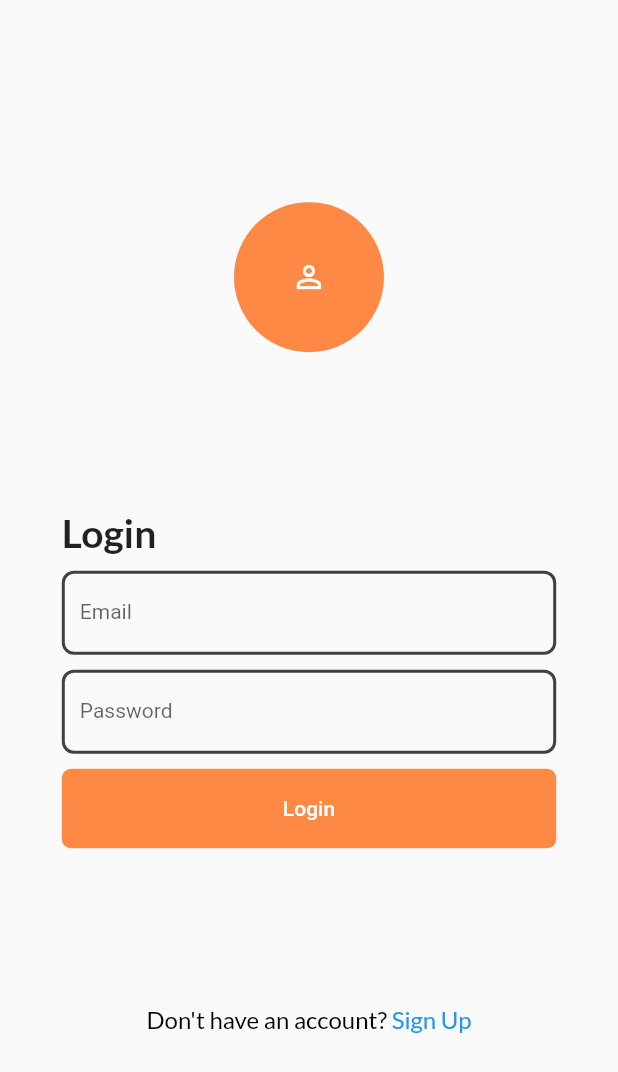
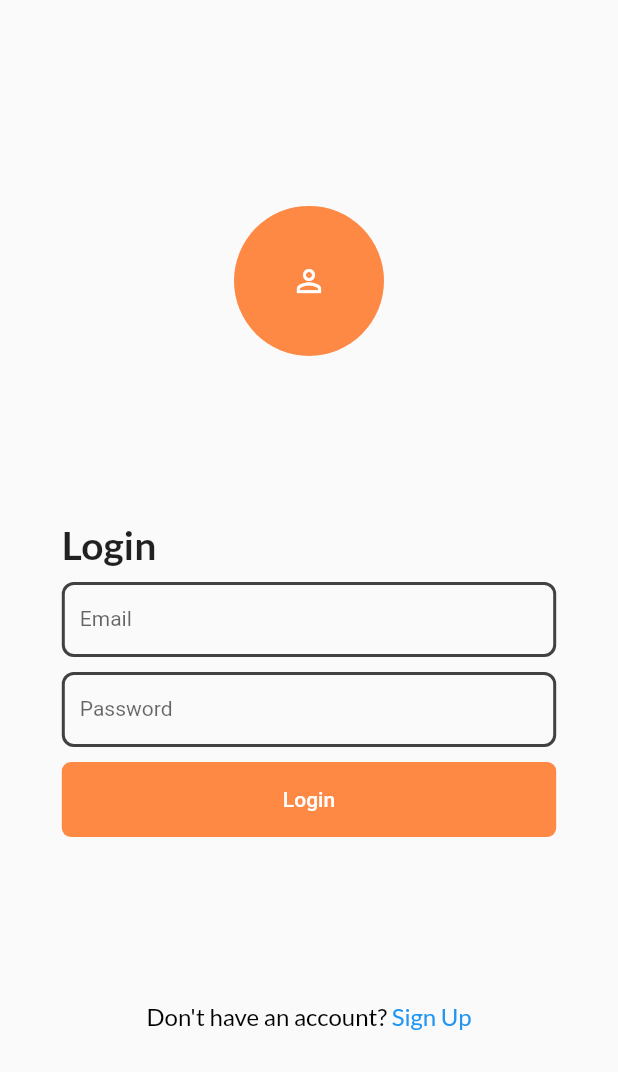
Before and after one commit to EdisonModesto/LutoJuan-Mobile, a Flutter app: the screen it shows after launch, on a phone screen of 412 x 824 dp. Shown: the top 1072 px of the screen. Run offline on Flutter 3.47's test engine with Material 2 defaults, Android fonts, the phone set to English and light mode, and no system bars; our stand-ins replace firebase_auth, firebase_core, flutter_riverpod, fluttertoast, go_router, google_fonts and 2 more; accounts and stored records are empty; generated files the repository leaves out were written again.

Commit message:
Connected app to Firebase Auth Login and Signup now working

```diff
--- /dev/null
+++ b/lib/Constants/routes.dart
@@ -0,0 +1,29 @@
+import 'package:go_router/go_router.dart';
+import 'package:lutojuan/Features/0.%20Authentication/Login_View.dart';
+import 'package:lutojuan/Features/0.%20Authentication/SignUp_View.dart';
+import 'package:lutojuan/Features/NavBar/Nabar.dart';
+import 'package:lutojuan/main.dart';
+
+class AppRoutes{
+  var routes = GoRouter(
+    initialLocation: '/',
+    routes: [
+      GoRoute(
+        path: '/',
+        builder: (context, state) => const AppRoot(),
+      ),
+      GoRoute(
+        path: '/Login',
+        builder: (context, state) => const LoginView(),
+      ),
+      GoRoute(
+        path: '/Signup',
+        builder: (context, state) => const SignupView(),
+      ),
+      GoRoute(
+        path: '/UserNav',
+        builder: (context, state) => const AppNavBar(),
+      ),
+    ],
+  );
+}
--- /dev/null
+++ b/lib/Features/0. Authentication/AuthViewModel.dart
@@ -0,0 +1,6 @@
+import 'package:firebase_auth/firebase_auth.dart';
+import 'package:flutter_riverpod/flutter_riverpod.dart';
+
+var AuthStateProvider = StreamProvider((ref){
+  return FirebaseAuth.instance.authStateChanges();
+});
--- a/lib/Features/0. Authentication/Login_View.dart
+++ b/lib/Features/0. Authentication/Login_View.dart
@@ -1,10 +1,13 @@
+import 'package:firebase_auth/firebase_auth.dart';
 import 'package:flutter/gestures.dart';
 import 'package:flutter/material.dart';
 import 'package:flutter_riverpod/flutter_riverpod.dart';
+import 'package:go_router/go_router.dart';
 import 'package:google_fonts/google_fonts.dart';
 import 'package:lutojuan/Constants/Colors.dart';
 import 'package:lutojuan/Features/0.%20Authentication/SignUp_View.dart';
 import 'package:lutojuan/Features/NavBar/Nabar.dart';
+import 'package:lutojuan/Services/AuthService.dart';
 
 class LoginView extends ConsumerStatefulWidget {
   const LoginView({
@@ -25,6 +28,9 @@ class _LoginViewState extends ConsumerState<LoginView> {
     var size = MediaQuery.of(context).size;
     return Scaffold(
       body: SafeArea(
+        child: SingleChildScrollView(
+          child: SizedBox(
+            height: size.height,
             child: Padding(
               padding: EdgeInsets.only(left: size.width * 0.1, right: size.width * 0.1, top: size.height * 0.1, bottom: size.height * 0.1),
               child: Column(
@@ -48,7 +54,9 @@ class _LoginViewState extends ConsumerState<LoginView> {
                           ),
                         ),
                         const SizedBox(height: 10,),
-                    TextFormField(
+                        SizedBox(
+                          height: 50,
+                          child: TextFormField(
                             autovalidateMode: AutovalidateMode.onUserInteraction,
                             validator: (value) {
                               if (value == null || value.isEmpty) {
@@ -84,8 +92,12 @@ class _LoginViewState extends ConsumerState<LoginView> {
                               ),
                             ),
                           ),
+                        ),
                         const SizedBox(height: 10,),
-                    TextFormField(
+                        SizedBox(
+                          height: 50,
+                          child: TextFormField(
+                            obscureText: true,
                             autovalidateMode: AutovalidateMode.onUserInteraction,
                             validator: (value) {
                               if (value == null || value.isEmpty) {
@@ -121,14 +133,15 @@ class _LoginViewState extends ConsumerState<LoginView> {
                               ),
                             ),
                           ),
+                        ),
                         const SizedBox(height: 10,),
                         ElevatedButton(
                           onPressed: () {
-                        Navigator.pushReplacement(context, MaterialPageRoute(builder: (builder)=>AppNavBar()));
+                            AuthService().signIn(_emailCtrl.text, _passCtrl.text);
                           },
                           style: ElevatedButton.styleFrom(
                             elevation: 0,
-                        fixedSize: const Size(409, 53),
+                            fixedSize: const Size(409, 50),
                             backgroundColor: AppColors().primary,
                             shape: const RoundedRectangleBorder(
                                 borderRadius: BorderRadius.all(Radius.circular(6))
@@ -155,7 +168,7 @@ class _LoginViewState extends ConsumerState<LoginView> {
                           ),
                           recognizer: TapGestureRecognizer()
                             ..onTap = () {
-                        Navigator.pushReplacement(context, MaterialPageRoute(builder: (builder)=>SignupView()));
+                              context.go('/Signup');
                             },
                         ),
                       ],
@@ -163,6 +176,8 @@ class _LoginViewState extends ConsumerState<LoginView> {
                   ),
                 ],
               ),
+            ),
+          ),
         )
       ),
     );
--- a/lib/Features/4. Profile/ProfileView.dart
+++ b/lib/Features/4. Profile/ProfileView.dart
@@ -2,6 +2,7 @@ import 'package:flutter/cupertino.dart';
 import 'package:flutter/material.dart';
 import 'package:flutter_riverpod/flutter_riverpod.dart';
 import 'package:google_fonts/google_fonts.dart';
+import 'package:lutojuan/Services/AuthService.dart';
 
 import '../../Constants/Colors.dart';
 
@@ -199,7 +200,9 @@ class _ProfileViewState extends ConsumerState<ProfileView> {
               const SizedBox(height:10),
 
               ElevatedButton(
-                onPressed: () {},
+                onPressed: () {
+                  AuthService().signOut();
+                },
                 style: ElevatedButton.styleFrom(
                   elevation: 0,
                   fixedSize: const Size(409, 50),
--- a/lib/main.dart
+++ b/lib/main.dart
@@ -1,8 +1,20 @@
+import 'package:firebase_auth/firebase_auth.dart';
+import 'package:firebase_core/firebase_core.dart';
 import 'package:flutter/material.dart';
 import 'package:flutter_riverpod/flutter_riverpod.dart';
+import 'Constants/routes.dart';
+import 'Features/0. Authentication/AuthViewModel.dart';
 import 'Features/0. Authentication/Login_View.dart';
+import 'Features/NavBar/Nabar.dart';
+import 'firebase_options.dart';
 
-void main() {
+Future<void> main() async {
+
+  WidgetsFlutterBinding.ensureInitialized();
+  await Firebase.initializeApp(
+    options: DefaultFirebaseOptions.currentPlatform,
+  );
+
   runApp(
     const ProviderScope(
       child: MyApp(),
@@ -16,12 +28,45 @@ class MyApp extends StatelessWidget {
   // This widget is the root of your application.
   @override
   Widget build(BuildContext context) {
-    return MaterialApp(
+    return MaterialApp.router(
+      routerConfig: AppRoutes().routes,
       title: 'LutoJuan',
       theme: ThemeData(
         primarySwatch: Colors.blue,
       ),
-      home: const LoginView(),
     );
   }
 }
+
+
+class AppRoot extends ConsumerStatefulWidget {
+  const AppRoot({
+    Key? key,
+  }) : super(key: key);
+
+  @override
+  ConsumerState createState() => _AppRootState();
+}
+
+class _AppRootState extends ConsumerState<AppRoot> {
+
+  @override
+  Widget build(BuildContext context) {
+    var AuthState = ref.watch(AuthStateProvider);
+    return AuthState.when(
+      data: (data){
+        if(data != null){
+          return const AppNavBar();
+        }else{
+          return const LoginView();
+        }
+      },
+      error: (error, stack){
+        return const LoginView();
+      },
+      loading: (){
+        return const Center(child: CircularProgressIndicator());
+      },
+    );
+  }
+}
--- a/pubspec.yaml
+++ b/pubspec.yaml
@@ -46,6 +46,7 @@ dependencies:
   google_fonts: ^3.0.1
   dio: ^4.0.6
   table_calendar: ^3.0.9
+  fluttertoast: ^8.1.2
 
 dependency_overrides:
   intl: ^0.18.0
```
Also changed, not shown: lib/Features/0. Authentication/SignUp_View.dart (+29 -6 lines), lib/Services/AuthService.dart (added, +51 -0 lines), pubspec.lock. Lines whose indentation alone changed are shown as unchanged.
